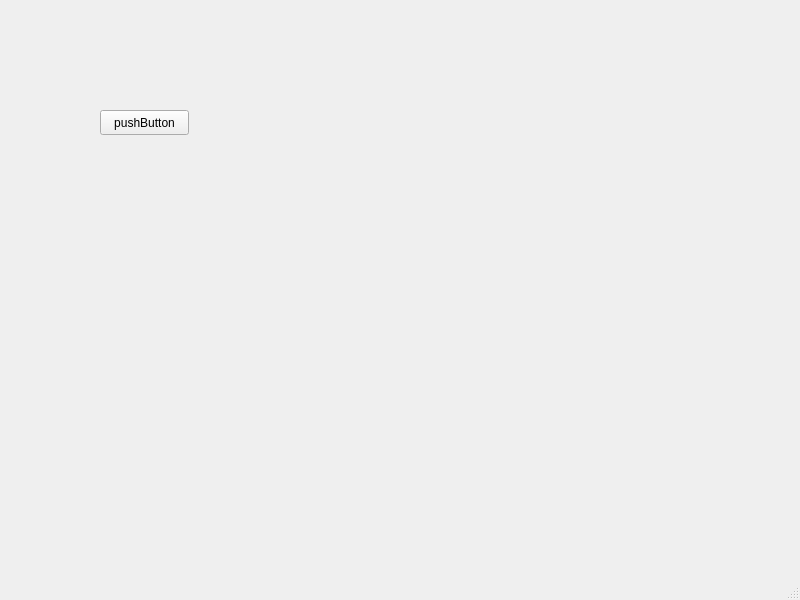
Before: the Qt Designer form mainwindow.ui in tttgtjft/PictureViewer, drawn with Qt 5.
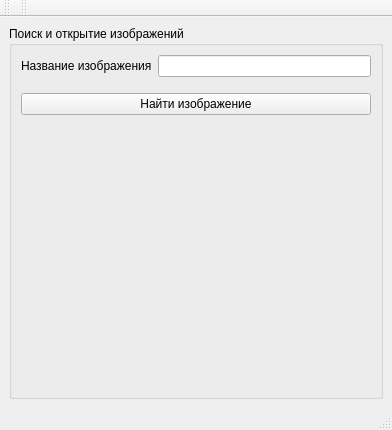
After: the same form once the commit is applied.

What changed in the file:
```diff
--- a/mainwindow.ui
+++ b/mainwindow.ui
@@ -6,27 +6,81 @@
    <rect>
     <x>0</x>
     <y>0</y>
-    <width>800</width>
-    <height>600</height>
+    <width>392</width>
+    <height>430</height>
    </rect>
   </property>
+  <property name="sizePolicy">
+   <sizepolicy hsizetype="Preferred" vsizetype="Preferred">
+    <horstretch>0</horstretch>
+    <verstretch>0</verstretch>
+   </sizepolicy>
+  </property>
   <property name="windowTitle">
    <string>MainWindow</string>
   </property>
   <widget class="QWidget" name="centralwidget">
-   <widget class="QPushButton" name="pushButton">
-    <property name="geometry">
-     <rect>
-      <x>100</x>
-      <y>110</y>
-      <width>89</width>
-      <height>25</height>
-     </rect>
-    </property>
-    <property name="text">
-     <string>pushButton</string>
-    </property>
-   </widget>
+   <layout class="QHBoxLayout" name="horizontalLayout_2">
+    <item>
+     <widget class="QGroupBox" name="groupBox">
+      <property name="title">
+       <string>Поиск и открытие изображений</string>
+      </property>
+      <layout class="QVBoxLayout" name="verticalLayout">
+       <item>
+        <layout class="QHBoxLayout" name="horizontalLayout">
+         <item>
+          <widget class="QLabel" name="label">
+           <property name="text">
+            <string>Название изображения</string>
+           </property>
+          </widget>
+         </item>
+         <item>
+          <widget class="QLineEdit" name="name"/>
+         </item>
+        </layout>
+       </item>
+       <item>
+        <spacer name="verticalSpacer">
+         <property name="orientation">
+          <enum>Qt::Vertical</enum>
+         </property>
+         <property name="sizeType">
+          <enum>QSizePolicy::Fixed</enum>
+         </property>
+         <property name="sizeHint" stdset="0">
+          <size>
+           <width>20</width>
+           <height>10</height>
+          </size>
+         </property>
+        </spacer>
+       </item>
+       <item>
+        <widget class="QPushButton" name="pushButton">
+         <property name="text">
+          <string>Найти изображение</string>
+         </property>
+        </widget>
+       </item>
+       <item>
+        <spacer name="verticalSpacer_2">
+         <property name="orientation">
+          <enum>Qt::Vertical</enum>
+         </property>
+         <property name="sizeHint" stdset="0">
+          <size>
+           <width>20</width>
+           <height>40</height>
+          </size>
+         </property>
+        </spacer>
+       </item>
+      </layout>
+     </widget>
+    </item>
+   </layout>
   </widget>
   <widget class="QMenuBar" name="menubar">
    <property name="geometry">
@@ -39,6 +93,28 @@
    </property>
   </widget>
   <widget class="QStatusBar" name="statusbar"/>
+  <widget class="QToolBar" name="toolBar">
+   <property name="windowTitle">
+    <string>toolBar</string>
+   </property>
+   <attribute name="toolBarArea">
+    <enum>TopToolBarArea</enum>
+   </attribute>
+   <attribute name="toolBarBreak">
+    <bool>false</bool>
+   </attribute>
+  </widget>
+  <widget class="QToolBar" name="toolBar_2">
+   <property name="windowTitle">
+    <string>toolBar_2</string>
+   </property>
+   <attribute name="toolBarArea">
+    <enum>TopToolBarArea</enum>
+   </attribute>
+   <attribute name="toolBarBreak">
+    <bool>false</bool>
+   </attribute>
+  </widget>
  </widget>
  <resources/>
  <connections/>
```
Left out of the diff: 4 changed lines with no effect on the pictures.
